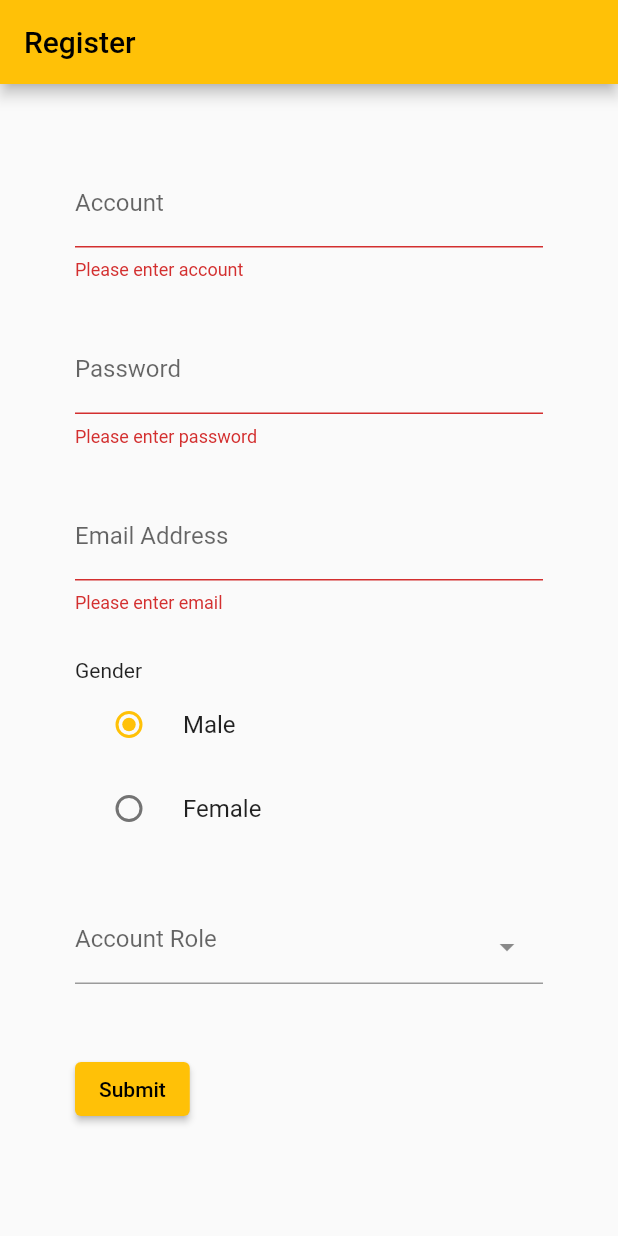
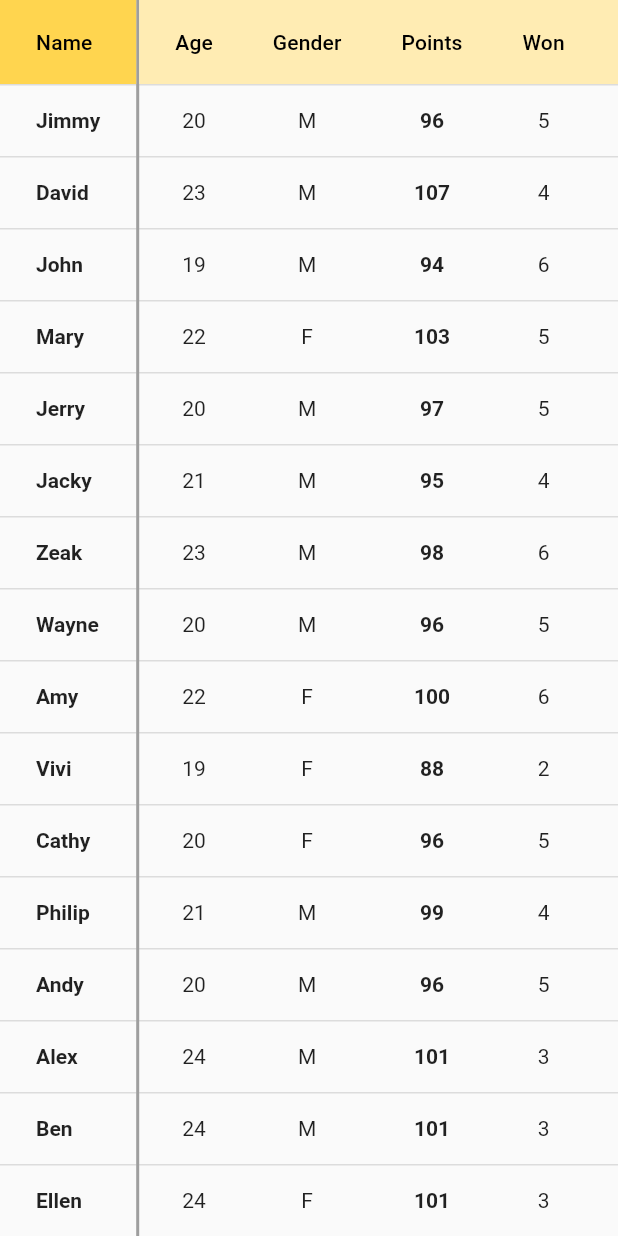
Before and after one commit to aJimmyWen/flutter-demo, a Flutter app: the screen it shows after launch, after a tap on "Submit", on a phone screen of 412 x 824 dp. Run offline on Flutter 3.47's test engine with Material 2 defaults, Android fonts, the phone set to English and light mode, and no system bars; drawn by our look-alikes of select_form_field; our stand-ins replace dio.

Commit message:
add table route

```diff
--- /dev/null
+++ b/lib/helpers/TableData.dart
@@ -0,0 +1,95 @@
+enum Gender { male, female }
+
+class Player {
+  Player(
+      {required this.name,
+      required this.age,
+      required this.gender,
+      required this.points,
+      required this.won,
+      required this.lose});
+
+  final String name;
+  final int age;
+  final Gender gender;
+  final int points;
+  final int won;
+  final int lose;
+}
+
+List<Player> playerList = [
+  Player(
+      name: 'Jimmy', age: 20, gender: Gender.male, points: 96, won: 5, lose: 3),
+  Player(
+      name: 'David',
+      age: 23,
+      gender: Gender.male,
+      points: 107,
+      won: 4,
+      lose: 4),
+  Player(
+      name: 'John', age: 19, gender: Gender.male, points: 94, won: 6, lose: 3),
+  Player(
+      name: 'Mary',
+      age: 22,
+      gender: Gender.female,
+      points: 103,
+      won: 5,
+      lose: 3),
+  Player(
+      name: 'Jerry', age: 20, gender: Gender.male, points: 97, won: 5, lose: 4),
+  Player(
+      name: 'Jacky', age: 21, gender: Gender.male, points: 95, won: 4, lose: 4),
+  Player(
+      name: 'Zeak', age: 23, gender: Gender.male, points: 98, won: 6, lose: 2),
+  Player(
+      name: 'Wayne', age: 20, gender: Gender.male, points: 96, won: 5, lose: 3),
+  Player(
+      name: 'Amy',
+      age: 22,
+      gender: Gender.female,
+      points: 100,
+      won: 6,
+      lose: 1),
+  Player(
+      name: 'Vivi',
+      age: 19,
+      gender: Gender.female,
+      points: 88,
+      won: 2,
+      lose: 5),
+  Player(
+      name: 'Cathy',
+      age: 20,
+      gender: Gender.female,
+      points: 96,
+      won: 5,
+      lose: 3),
+  Player(
+      name: 'Philip',
+      age: 21,
+      gender: Gender.male,
+      points: 99,
+      won: 4,
+      lose: 4),
+  Player(
+      name: 'Andy', age: 20, gender: Gender.male, points: 96, won: 5, lose: 3),
+  Player(
+      name: 'Alex', age: 24, gender: Gender.male, points: 101, won: 3, lose: 4),
+  Player(
+      name: 'Ben', age: 24, gender: Gender.male, points: 101, won: 3, lose: 4),
+  Player(
+      name: 'Ellen',
+      age: 24,
+      gender: Gender.female,
+      points: 101,
+      won: 3,
+      lose: 4),
+  Player(
+      name: 'Wendy',
+      age: 24,
+      gender: Gender.female,
+      points: 101,
+      won: 3,
+      lose: 4),
+];
--- a/lib/main.dart
+++ b/lib/main.dart
@@ -3,6 +3,7 @@ import 'package:select_form_field/select_form_field.dart';
 import 'package:dio/dio.dart' as dio;
 import 'dart:convert';
 import 'helpers/Constants.dart';
+import 'pages/UserList.dart';
 
 final List<Map<String, dynamic>> _roleItems = [
   {
@@ -202,6 +203,9 @@ class _RegisterFormState extends State<RegisterForm> {
                 } catch (err) {
                   print('error: $err');
                 }
+
+                Navigator.push(context,
+                    MaterialPageRoute(builder: (context) => const MyTable()));
               },
               child: const Text('Submit'),
             ),
--- /dev/null
+++ b/lib/pages/UserList.dart
@@ -0,0 +1,114 @@
+import 'package:flutter/material.dart';
+import '../helpers/TableData.dart';
+
+class FixedColumnWidget extends StatelessWidget {
+  const FixedColumnWidget({Key? key}) : super(key: key);
+
+  @override
+  Widget build(BuildContext context) {
+    return DataTable(
+      columnSpacing: 10,
+      headingRowColor: MaterialStateProperty.all(Colors.amber[300]),
+      decoration: const BoxDecoration(
+        border: Border(
+          right: BorderSide(
+            color: Colors.grey,
+            width: 2,
+          ),
+        ),
+      ),
+      columns: const [
+        DataColumn(label: Text('Name')),
+      ],
+      rows: [
+        ...playerList.map((player) => DataRow(
+              cells: [
+                DataCell(Text(
+                  player.name,
+                  style: const TextStyle(fontWeight: FontWeight.bold),
+                )),
+              ],
+            ))
+      ],
+    );
+  }
+}
+
+class ScrollableColumnWidget extends StatelessWidget {
+  const ScrollableColumnWidget({Key? key}) : super(key: key);
+
+  @override
+  Widget build(BuildContext context) {
+    return Expanded(
+      child: SingleChildScrollView(
+        scrollDirection: Axis.horizontal,
+        child: DataTable(
+            headingRowColor: MaterialStateProperty.all(Colors.amber[100]),
+            columnSpacing: 40,
+            decoration: const BoxDecoration(
+              border: Border(
+                right: BorderSide(
+                  color: Colors.grey,
+                  width: 0.5,
+                ),
+              ),
+            ),
+            columns: const [
+              DataColumn(label: Text('Age')),
+              DataColumn(label: Text('Gender')),
+              DataColumn(label: Text('Points')),
+              DataColumn(label: Text('Won')),
+              DataColumn(label: Text('Lose')),
+            ],
+            rows: [
+              ...playerList.map((player) => DataRow(
+                    cells: [
+                      DataCell(Container(
+                          alignment: AlignmentDirectional.center,
+                          child: Text(
+                            player.age.toString(),
+                          ))),
+                      DataCell(Container(
+                          alignment: AlignmentDirectional.center,
+                          child: Text(
+                            player.gender == Gender.male ? 'M' : 'F',
+                          ))),
+                      DataCell(Container(
+                          alignment: AlignmentDirectional.center,
+                          child: Text(
+                            player.points.toString(),
+                            style: const TextStyle(fontWeight: FontWeight.bold),
+                          ))),
+                      DataCell(Container(
+                          alignment: AlignmentDirectional.center,
+                          child: Text(player.won.toString()))),
+                      DataCell(Container(
+                          alignment: AlignmentDirectional.center,
+                          child: Text(player.lose.toString()))),
+                    ],
+                  ))
+            ]),
+      ),
+    );
+  }
+}
+
+class MyTable extends StatelessWidget {
+  const MyTable({Key? key}) : super(key: key);
+
+  @override
+  Widget build(BuildContext context) {
+    return MaterialApp(
+      home: Scaffold(
+        body: SingleChildScrollView(
+          child: Row(
+            children: const [
+              FixedColumnWidget(),
+              ScrollableColumnWidget(),
+            ],
+          ),
+        ),
+      ),
+    );
+  }
+}
```
